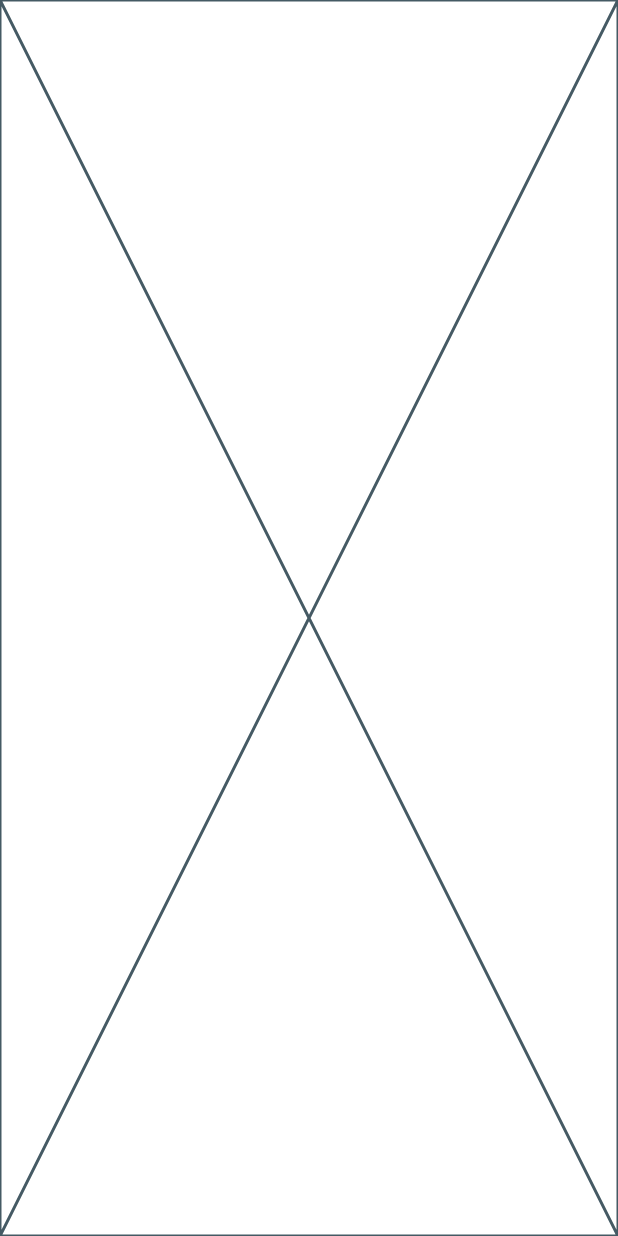
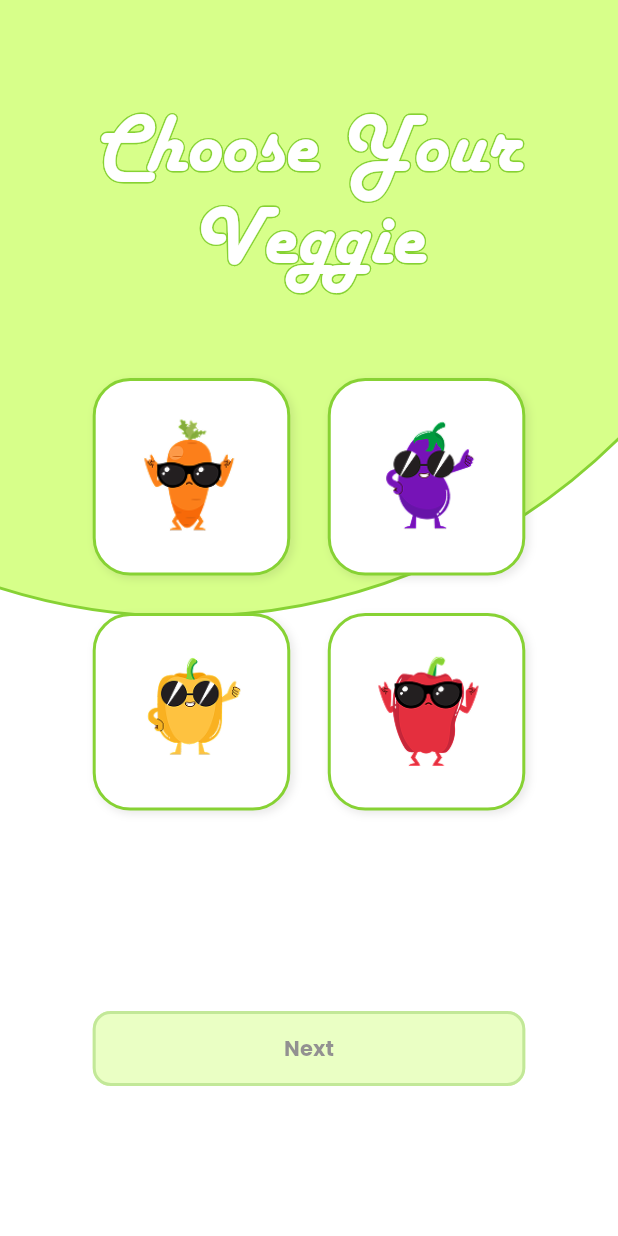
Before and after one commit to broomrun/veggiez, a Flutter app: the screen it shows after launch, after a tap on "Start Game", on a phone screen of 412 x 824 dp. Run offline on Flutter 3.47's test engine with Material 3 defaults, Android fonts, the phone set to English and light mode, and no system bars; our stand-ins replace google_fonts.

Commit message:
feat(character): add character page and refactor button widget to be reusable

```diff
--- a/lib/main.dart
+++ b/lib/main.dart
@@ -1,4 +1,5 @@
 import 'package:flutter/material.dart';
+import 'package:veggiez/screens/character.dart';
 import 'package:veggiez/screens/splash_screen.dart';
 import 'package:veggiez/screens/homepage.dart';
 import 'package:veggiez/theme/colors.dart';
@@ -24,7 +25,7 @@ class VeggizApp extends StatelessWidget {
       routes: {
         '/': (context) => const SplashScreen(),
         '/home': (context) => const HomePage(),
-        '/quiz': (context) => const Placeholder(),
+        '/chara': (context) => const ChooseCharacterPage (),
       },
     );
   }
--- /dev/null
+++ b/lib/screens/character.dart
@@ -0,0 +1,158 @@
+import 'package:flutter/material.dart';
+import 'package:veggiez/theme/colors.dart';
+import 'package:veggiez/widgets/background.dart';
+import 'package:veggiez/widgets/button.dart';
+
+class ChooseCharacterPage extends StatefulWidget {
+  const ChooseCharacterPage({super.key});
+
+  @override
+  State<ChooseCharacterPage> createState() => _ChooseCharacterPageState();
+}
+
+class _ChooseCharacterPageState extends State<ChooseCharacterPage> {
+  int? selectedVeggie;
+
+  final List<Map<String, String>> veggies = [
+    {'name': 'Carrot', 'image': 'assets/images/carrot.png'},
+    {'name': 'Eggplant', 'image': 'assets/images/eggplant.png'},
+    {'name': 'YellowPepper', 'image': 'assets/images/yellow_pepper.png'},
+    {'name': 'RedPepper', 'image': 'assets/images/red_pepper.png'},
+  ];
+
+  @override
+  Widget build(BuildContext context) {
+    final bool isButtonEnabled = selectedVeggie != null;
+    final size = MediaQuery.of(context).size;
+    final double cardWidth = size.width * 0.7;
+
+    return Scaffold(
+      backgroundColor: AppColors.white,
+      body: Stack(
+        children: [
+          const HomeBackground2(),
+          SafeArea(
+            child: Padding(
+              padding: const EdgeInsets.symmetric(horizontal: 30, vertical: 20),
+              child: Column(
+                children: [
+                  const SizedBox(height: 50),
+
+                  Stack(
+                    children: [
+                      Text(
+                        'Choose Your\nVeggie',
+                        textAlign: TextAlign.center,
+                        style: TextStyle(
+                          fontFamily: 'Harlow',
+                          fontSize: 55,
+                          height: 1.1,
+                          foreground: Paint()
+                            ..style = PaintingStyle.stroke
+                            ..strokeWidth = 2
+                            ..color = AppColors.stroke1,
+                        ),
+                      ),
+                      const Text(
+                        'Choose Your\nVeggie',
+                        textAlign: TextAlign.center,
+                        style: TextStyle(
+                          fontFamily: 'Harlow',
+                          fontSize: 55,
+                          height: 1.1,
+                          color: Colors.white,
+                        ),
+                      ),
+                    ],
+                  ),
+
+                const SizedBox(height: 60),
+
+                  Center(
+                    child: SizedBox(
+                      width: cardWidth,
+                      child: GridView.builder(
+                        shrinkWrap: true,
+                        physics: const NeverScrollableScrollPhysics(),
+                        itemCount: veggies.length,
+                        gridDelegate:
+                        const SliverGridDelegateWithFixedCrossAxisCount(
+                          crossAxisCount: 2,
+                          mainAxisSpacing: 25,
+                          crossAxisSpacing: 25,
+                          childAspectRatio: 1,
+                        ),
+                        itemBuilder: (context, index) {
+                          final veggie = veggies[index];
+                          final isSelected = selectedVeggie == index;
+
+                          return GestureDetector(
+                            onTap: () {
+                              setState(() {
+                                selectedVeggie = index;
+                              });
+                            },
+                            child: AnimatedContainer(
+                              duration: const Duration(milliseconds: 200),
+                              decoration: BoxDecoration(
+                                color: isSelected
+                                    ? AppColors.primary
+                                    : AppColors.white,
+                                borderRadius: BorderRadius.circular(25),
+                                border: Border.all(
+                                  color: AppColors.stroke1,
+                                  width: 2,
+                                ),
+                                boxShadow: [
+                                  BoxShadow(
+                                    color: AppColors.black.withOpacity(0.1),
+                                    blurRadius: 4,
+                                    offset: const Offset(2, 2),
+                                  ),
+                                ],
+                              ),
+                              child: Padding(
+                                padding: const EdgeInsets.all(20),
+                                child: Image.asset(
+                                  veggie['image']!,
+                                  fit: BoxFit.contain,
+                                ),
+                              ),
+                            ),
+                          );
+                        },
+                      ),
+                    ),
+                  ),
+
+                  const Spacer(),
+
+                  AbsorbPointer(
+                    absorbing: !isButtonEnabled,
+                    child: Opacity(
+                      opacity: isButtonEnabled ? 1.0 : 0.5,
+                      child: CustomButton(
+                        text: "Next",
+                        isPrimary: true,
+                        onPressed: () {
+                          if (isButtonEnabled) {
+                            final selectedVeggieData = veggies[selectedVeggie!];
+                            Navigator.pushNamed(
+                              context,
+                              '/enterName',
+                              arguments: selectedVeggieData,
+                            );
+                          }
+                        },
+                      ),
+                    ),
+                  ),
+                ],
+              ),
+            ),
+          ),
+        ],
+      ),
+    );
+  }
+}
--- a/lib/screens/homepage.dart
+++ b/lib/screens/homepage.dart
@@ -2,6 +2,7 @@ import 'package:flutter/material.dart';
 import 'package:google_fonts/google_fonts.dart';
 import 'package:veggiez/theme/colors.dart';
 import 'package:veggiez/widgets/background.dart';
+import 'package:veggiez/widgets/button.dart';
 
 class HomePage extends StatelessWidget {
   const HomePage({super.key});
@@ -64,40 +65,12 @@ class HomePage extends StatelessWidget {
             ),
           ),
 
-          Align(
-            alignment: Alignment.bottomCenter,
-            child: Padding(
-              padding: const EdgeInsets.only(bottom: 80),
-              child: SizedBox(
-                width: size.width * 0.7,
-                height: 50,
-                child: ElevatedButton(
-                  style: ElevatedButton.styleFrom(
-                    backgroundColor: AppColors.white,
-                    elevation: 0,
-                    shadowColor: Colors.transparent,
-                    overlayColor: AppColors.stroke1.withValues(alpha: 0.1),
-                    shape: RoundedRectangleBorder(
-                      borderRadius: BorderRadius.circular(12),
-                      side: BorderSide(
-                        color: AppColors.stroke1,
-                        width: 2,
-                      ),
-                    ),
-                  ),
-                  onPressed: () {
-                    Navigator.pushNamed(context, '/quiz');
-                  },
-                  child: Text(
-                    "Start Game",
-                    style: GoogleFonts.poppins(
-                      fontWeight: FontWeight.bold,
-                      color: AppColors.black,
-                    ),
-                  ),
-                ),
-              ),
-            ),
+          CustomButton(
+            text: "Start Game",
+            isPrimary: false,
+            onPressed: () {
+              Navigator.pushNamed(context, '/chara');
+            },
           ),
         ],
       ),
--- a/lib/widgets/background.dart
+++ b/lib/widgets/background.dart
@@ -10,9 +10,7 @@ class HomeBackground extends StatelessWidget {
 
     return Stack(
       children: [
-        Container(
-          color: AppColors.primary,
-        ),
+        Container(color: AppColors.primary),
 
         Positioned(
           top: -size.height * 0.5,
@@ -34,3 +32,36 @@ class HomeBackground extends StatelessWidget {
     );
   }
 }
+
+// background 2
+class HomeBackground2 extends StatelessWidget {
+  const HomeBackground2({super.key});
+
+  @override
+  Widget build(BuildContext context) {
+    final size = MediaQuery.of(context).size;
+
+    return Stack(
+      children: [
+        Container(color: AppColors.white),
+
+        Positioned(
+          top: -size.height * 0.5,
+          left: -size.width * 0.7,
+          child: Container(
+            height: size.width * 2,
+            width: size.width * 2,
+            decoration: BoxDecoration(
+              color: AppColors.primary,
+              shape: BoxShape.circle,
+              border: Border.all(
+                color: AppColors.stroke1,
+                width: 2,
+              ),
+            ),
+          ),
+        ),
+      ],
+    );
+  }
+}
--- /dev/null
+++ b/lib/widgets/button.dart
@@ -0,0 +1,65 @@
+import 'package:flutter/material.dart';
+import 'package:google_fonts/google_fonts.dart';
+import 'package:veggiez/theme/colors.dart';
+
+class CustomButton extends StatelessWidget {
+  final String text;
+  final VoidCallback? onPressed;
+  final double widthFactor;
+  final double height;
+  final bool isPrimary;
+  final TextStyle? textStyle;
+
+  const CustomButton({
+    super.key,
+    required this.text,
+    required this.onPressed,
+    this.widthFactor = 0.7,
+    this.height = 50,
+    this.isPrimary = true,
+    this.textStyle,
+  });
+
+  @override
+  Widget build(BuildContext context) {
+    final size = MediaQuery.of(context).size;
+
+    final backgroundColor = isPrimary ? AppColors.primary : AppColors.white;
+    final textColor = AppColors.black;
+
+    return Align(
+      alignment: Alignment.bottomCenter,
+      child: Padding(
+        padding: const EdgeInsets.only(bottom: 80),
+        child: SizedBox(
+          width: size.width * widthFactor,
+          height: height,
+          child: ElevatedButton(
+            style: ElevatedButton.styleFrom(
+              backgroundColor: backgroundColor,
+              elevation: 0,
+              shadowColor: Colors.transparent,
+              overlayColor: AppColors.stroke1.withValues(alpha: 0.1),
+              shape: RoundedRectangleBorder(
+                borderRadius: BorderRadius.circular(12),
+                side: const BorderSide(
+                  color: AppColors.stroke1,
+                  width: 2,
+                ),
+              ),
+            ),
+            onPressed: onPressed,
+            child: Text(
+              text,
+              style: textStyle ??
+                  GoogleFonts.poppins(
+                    fontWeight: FontWeight.bold,
+                    color: textColor,
+                  ),
+            ),
+          ),
+        ),
+      ),
+    );
+  }
+}
--- a/pubspec.yaml
+++ b/pubspec.yaml
@@ -56,6 +56,10 @@ flutter:
 
   assets:
     - assets/images/cabbage.png
+    - assets/images/carrot.png
+    - assets/images/eggplant.png
+    - assets/images/red_pepper.png
+    - assets/images/yellow_pepper.png
 
   fonts:
     - family: Harlow
```
Also changed, not shown: assets/images/carrot.png (added), assets/images/eggplant.png (added), assets/images/red_pepper.png (added), assets/images/yellow_pepper.png (added).
